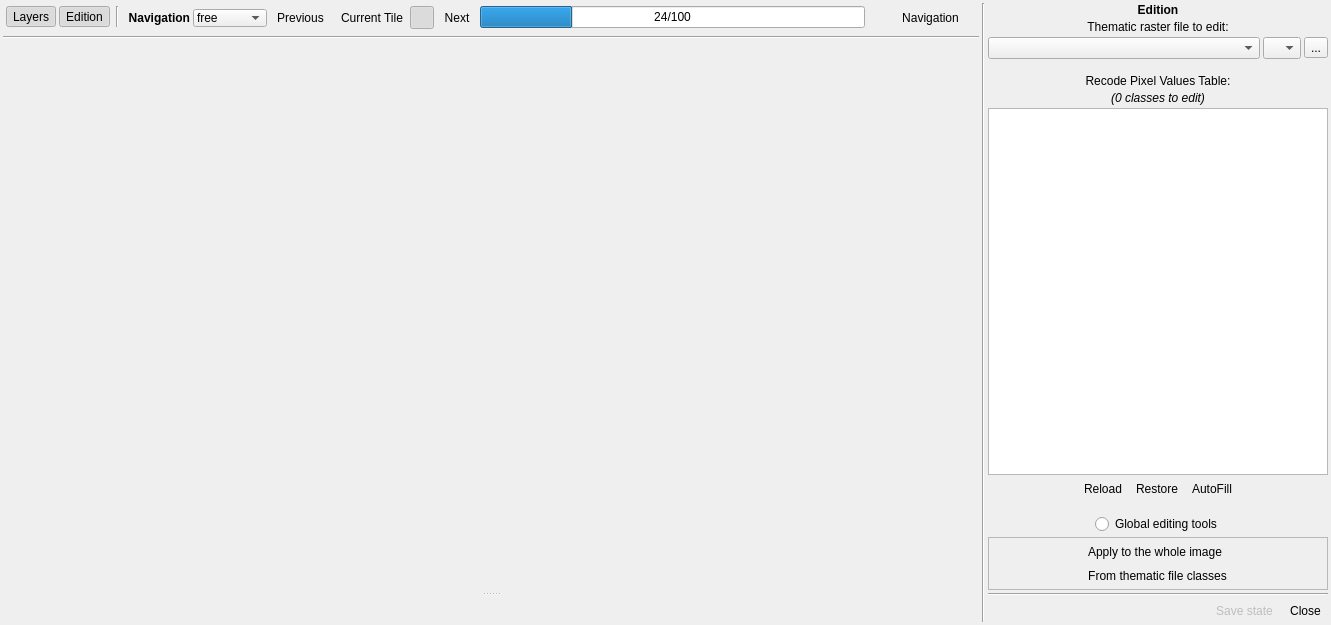
Old version of the form ui/main_dialog.ui in the repository SMByC/ThRasE.
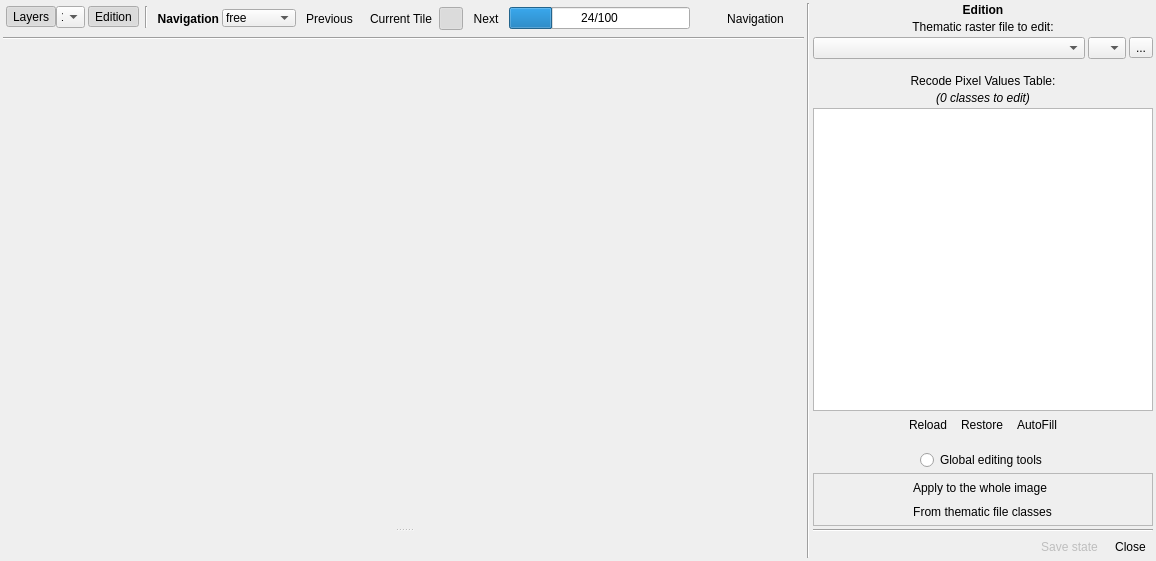
New version of the form. Icons and pictures are not drawn. Custom widgets are drawn as their Qt base class.

Commit message: Now is possible set the maximum number of layer rows that can be displayed and overlaid per view

Diff of the .ui file:
```diff
--- a/ui/main_dialog.ui
+++ b/ui/main_dialog.ui
@@ -6,8 +6,8 @@
    <rect>
     <x>0</x>
     <y>0</y>
-    <width>1331</width>
-    <height>625</height>
+    <width>1156</width>
+    <height>561</height>
    </rect>
   </property>
   <property name="windowTitle">
@@ -808,7 +808,25 @@
              <number>3</number>
             </property>
             <item>
-             <widget class="QToolButton" name="QPBtn_ConfActiveLayers">
+             <widget class="QWidget" name="widget_8" native="true">
+              <layout class="QHBoxLayout" name="horizontalLayout_5">
+               <property name="spacing">
+                <number>0</number>
+               </property>
+               <property name="leftMargin">
+                <number>0</number>
+               </property>
+               <property name="topMargin">
+                <number>0</number>
+               </property>
+               <property name="rightMargin">
+                <number>0</number>
+               </property>
+               <property name="bottomMargin">
+                <number>0</number>
+               </property>
+               <item>
+                <widget class="QToolButton" name="QPBtn_ActiveLayers">
               <property name="enabled">
                <bool>true</bool>
               </property>
@@ -840,6 +858,53 @@
              </widget>
             </item>
             <item>
+                <widget class="QComboBox" name="QCBox_NoActiveLayers">
+                 <property name="enabled">
+                  <bool>true</bool>
+                 </property>
+                 <property name="sizePolicy">
+                  <sizepolicy hsizetype="Minimum" vsizetype="Minimum">
+                   <horstretch>0</horstretch>
+                   <verstretch>0</verstretch>
+                  </sizepolicy>
+                 </property>
+                 <property name="toolTip">
+                  <string>Set the maximum number of layer rows that
+can be displayed and overlaid per view</string>
+                 </property>
+                 <property name="currentText">
+                  <string>1</string>
+                 </property>
+                 <property name="maxCount">
+                  <number>3</number>
+                 </property>
+                 <property name="sizeAdjustPolicy">
+                  <enum>QComboBox::AdjustToMinimumContentsLength</enum>
+                 </property>
+                 <property name="frame">
+                  <bool>true</bool>
+                 </property>
+                 <item>
+                  <property name="text">
+                   <string>1</string>
+                  </property>
+                 </item>
+                 <item>
+                  <property name="text">
+                   <string>2</string>
+                  </property>
+                 </item>
+                 <item>
+                  <property name="text">
+                   <string>3</string>
+                  </property>
+                 </item>
+                </widget>
+               </item>
+              </layout>
+             </widget>
+            </item>
+            <item>
              <widget class="QToolButton" name="QPBtn_EditionTools">
               <property name="cursor">
                <cursorShape>PointingHandCursor</cursorShape>
```
Left out of the diff: 18 changed lines with no effect on the pictures. Lines whose indentation alone changed are shown as unchanged. The commit also changes 3 other files.
